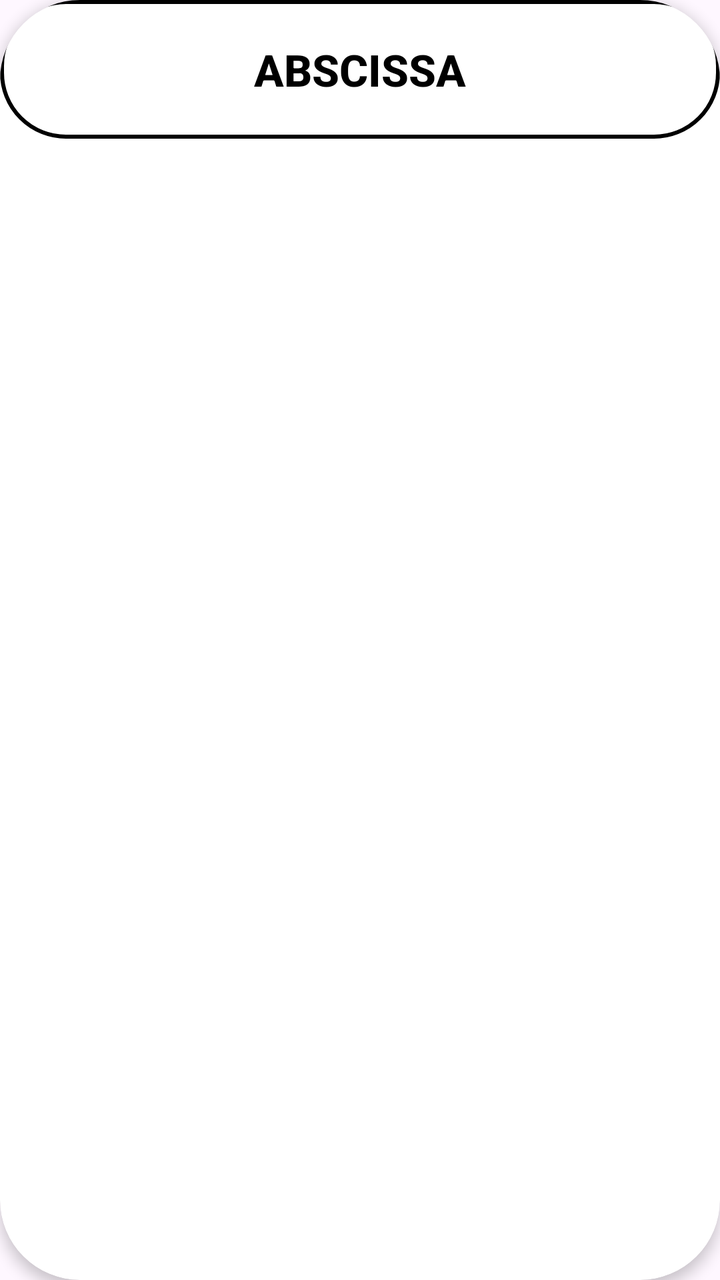
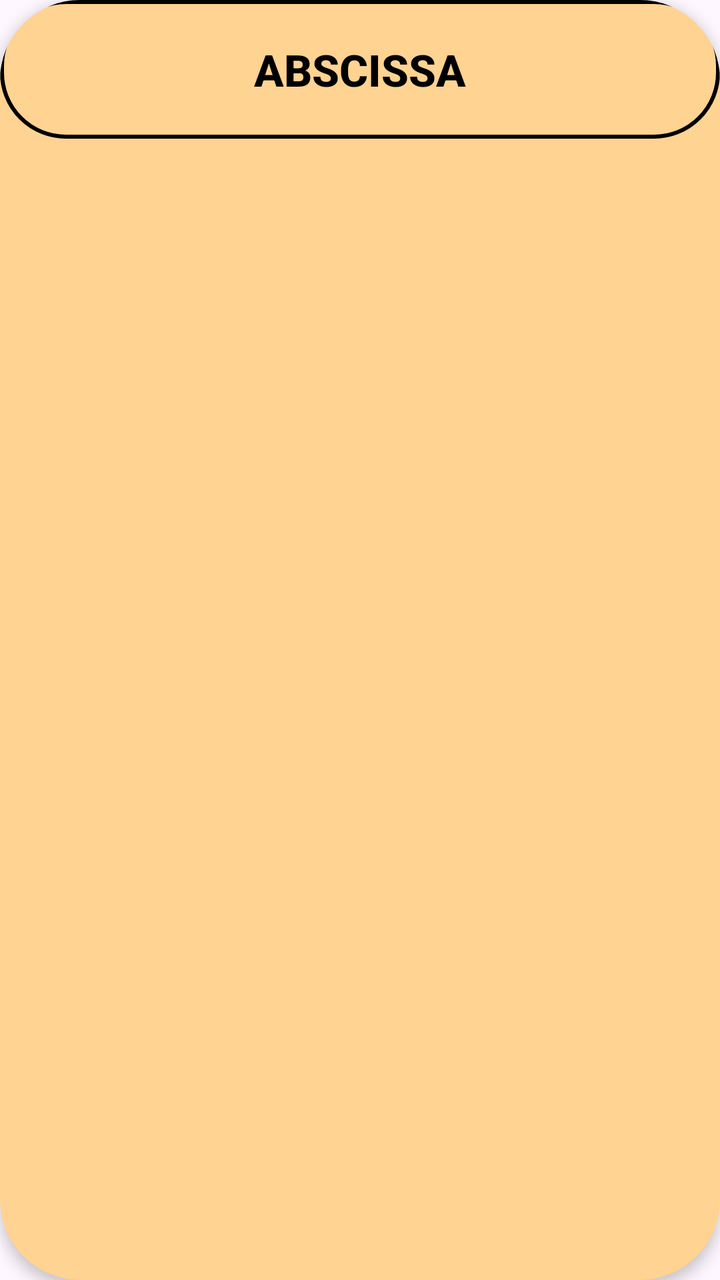

Compare the two renders of this Android layout. The source of the first and the diff that turns it into the second are given below.
<!-- AndroidManifest.xml: application theme Theme.LL -->
<!-- res/layout/item_math_term.xml -->
<?xml version="1.0" encoding="utf-8"?>
<androidx.cardview.widget.CardView
    xmlns:android="http://schemas.android.com/apk/res/android"
    xmlns:app="http://schemas.android.com/apk/res-auto"
    android:layout_width="match_parent"
    android:layout_height="wrap_content"
    android:layout_margin="8dp"
    app:cardCornerRadius="40dp"
    app:cardElevation="4dp">

    <android.widget.Button
        android:id="@+id/termText"
        android:layout_width="match_parent"
        android:layout_height="wrap_content"
        android:padding="20dp"
        android:text="Abscissa"
        android:textColor="#000000"
        android:textSize="22sp"
        android:textStyle="bold"
        android:gravity="center"
        android:background="@drawable/button_outline_selector"
        android:clickable="true"
        android:focusable="true"
        />


</androidx.cardview.widget.CardView>
<!-- resources referenced by this layout -->
<resources>
  <!-- drawable button_outline_selector (drawable) -->
  <?xml version="1.0" encoding="utf-8"?>
  <selector xmlns:android="http://schemas.android.com/apk/res/android">
      
      <item android:state_pressed="true" android:drawable="@drawable/button_outline_pressed" />
  
      
      <item android:drawable="@drawable/button_outline" />
  </selector>
  <style name="Theme.LL" parent="Theme.Material3.Light.NoActionBar">
          <item name="android:statusBarColor">@color/black</item>
          <item name="android:windowLightStatusBar">false</item>
  
      </style>
  <!-- drawable button_outline_pressed (drawable) -->
  <?xml version="1.0" encoding="utf-8"?>
  <shape xmlns:android="http://schemas.android.com/apk/res/android"
      android:shape="rectangle">
      <solid android:color="#08000000" /> 
      <stroke
          android:width="2dp"
          android:color="#000000" />
      <corners android:radius="32dp" />
  
  </shape>
  <!-- drawable button_outline (drawable) -->
  <?xml version="1.0" encoding="utf-8"?>
  <shape xmlns:android="http://schemas.android.com/apk/res/android"
      android:shape="rectangle">
  
      <solid android:color="@android:color/transparent" />
  
      <stroke
          android:width="2dp"
          android:color="@color/black" />
  
      <corners android:radius="32dp" />
  
  
  </shape>
  <color name="black">#FF000000</color>
</resources>

<!-- the commit's change to res/layout/item_math_term.xml (unified diff, before → after) -->
@@ -5,6 +5,7 @@
     android:layout_width="match_parent"
     android:layout_height="wrap_content"
     android:layout_margin="8dp"
+    app:cardBackgroundColor="@color/Background"
     app:cardCornerRadius="40dp"
     app:cardElevation="4dp">
 
@@ -22,6 +23,4 @@
         android:clickable="true"
         android:focusable="true"
         />
-
-
 </androidx.cardview.widget.CardView>
<!-- resource entries referenced after the edit -->
@@ -1,5 +1,6 @@
 <!-- resources referenced by this layout -->
 <resources>
+  <color name="Background">#ffd391</color>
   <!-- drawable button_outline_selector (drawable) -->
   <?xml version="1.0" encoding="utf-8"?>
   <selector xmlns:android="http://schemas.android.com/apk/res/android">
